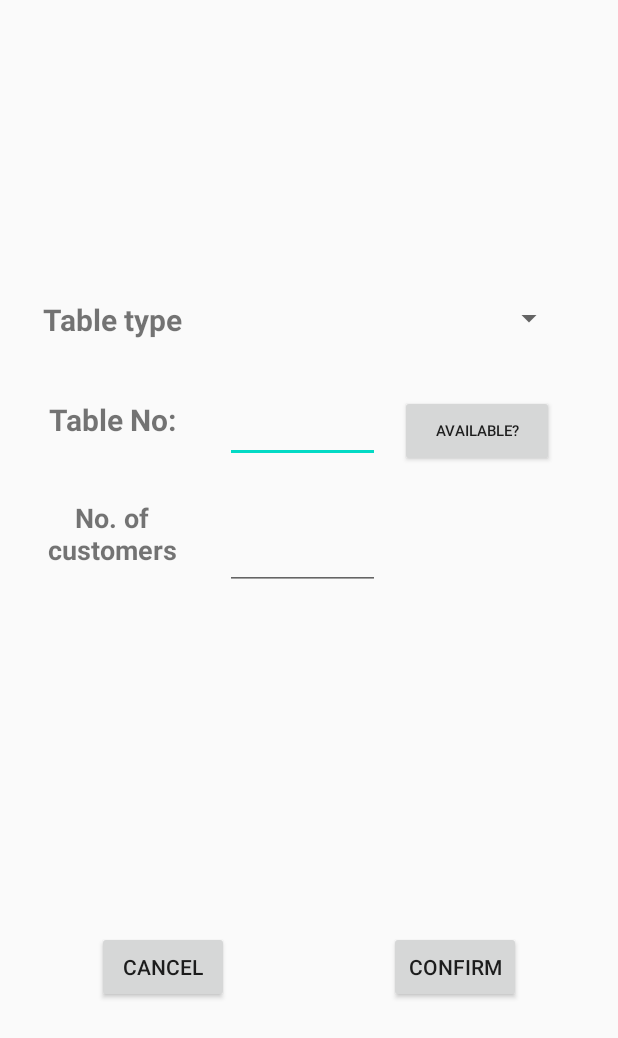
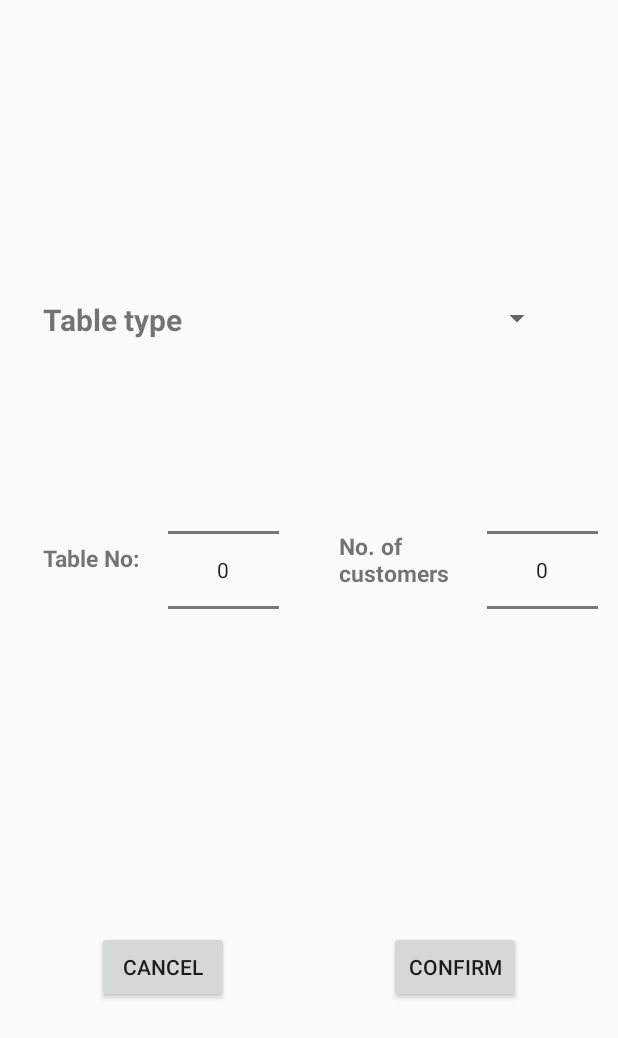
Before and after one commit to Harshal624/GuruprasadHotelApp, an Android app: the layout activity_add_customer.xml on its own in the app's theme, with its tools: preview values and no code run, on a phone screen of 412 x 824 dp. Shown: the top 1038 px of the screen. Run offline under Robolectric (Android 15) with nearby library versions, the phone set to English and light mode, and no system bars.

```diff
--- a/app/build.gradle
+++ b/app/build.gradle
@@ -1,4 +1,5 @@
 apply plugin: 'com.android.application'
+apply plugin: 'com.google.gms.google-services'
 
 android {
     compileSdkVersion 30
@@ -28,6 +29,7 @@ dependencies {
 
     implementation 'androidx.appcompat:appcompat:1.2.0'
     implementation 'androidx.constraintlayout:constraintlayout:1.1.3'
+    implementation 'com.firebaseui:firebase-ui-firestore:6.3.0'
     testImplementation 'junit:junit:4.12'
     androidTestImplementation 'androidx.test.ext:junit:1.1.1'
     androidTestImplementation 'androidx.test.espresso:espresso-core:3.2.0'
--- a/app/src/main/res/layout/activity_add_customer.xml
+++ b/app/src/main/res/layout/activity_add_customer.xml
@@ -11,7 +11,7 @@
         android:id="@+id/table_type"
         android:layout_width="0dp"
         android:layout_height="wrap_content"
-        android:layout_marginStart="@dimen/_10sdp"
+        android:layout_marginStart="@dimen/_4sdp"
         app:layout_constraintBottom_toBottomOf="parent"
         app:layout_constraintStart_toEndOf="@+id/textView4"
         app:layout_constraintTop_toTopOf="parent"
@@ -38,76 +38,59 @@
     <TextView
         android:id="@+id/textView6"
         android:layout_width="0dp"
-        app:layout_constraintWidth_default="percent"
-        app:layout_constraintWidth_percent="0.30"
         android:layout_height="wrap_content"
-        android:layout_marginTop="@dimen/_30sdp"
         android:gravity="center"
-        android:textSize="20sp"
+        android:text="Table No:"
+        android:textSize="15sp"
         android:textStyle="bold"
         android:layout_marginStart="@dimen/_10sdp"
-        android:text="Table No:"
+        app:layout_constraintVertical_bias="0.45"
+        app:layout_constraintBottom_toBottomOf="parent"
         app:layout_constraintStart_toStartOf="parent"
-        app:layout_constraintTop_toBottomOf="@+id/textView4" />
+        app:layout_constraintTop_toTopOf="parent"
+        app:layout_constraintWidth_default="percent"
+        app:layout_constraintWidth_percent="0.23" />
 
-    <EditText
+
+    <NumberPicker
         android:id="@+id/table_no"
         android:layout_width="0dp"
-        app:layout_constraintWidth_default="percent"
-        app:layout_constraintWidth_percent="0.25"
-        android:layout_marginStart="@dimen/_10sdp"
-        android:layout_height="wrap_content"
-        android:ems="10"
-        android:maxLines="1"
-        android:maxLength="2"
-        android:layout_marginTop="@dimen/_30sdp"
-        android:inputType="number"
-        app:layout_constraintStart_toEndOf="@+id/textView6"
-        app:layout_constraintTop_toBottomOf="@+id/table_type" />
-
-    <Button
-        android:id="@+id/isavailable"
-        android:layout_width="0dp"
-        app:layout_constraintWidth_percent="0.25"
+        app:layout_constraintWidth_percent="0.18"
         app:layout_constraintWidth_default="percent"
         android:layout_height="wrap_content"
-        android:text="Available?"
-        android:textStyle="normal"
-        android:textSize="10sp"
-        android:layout_marginTop="@dimen/_30sdp"
-        android:layout_marginStart="@dimen/_10sdp"
-        app:layout_constraintStart_toEndOf="@+id/table_no"
-        app:layout_constraintTop_toBottomOf="@+id/table_type" />
+        android:layout_marginStart="@dimen/_3sdp"
+        app:layout_constraintBottom_toBottomOf="parent"
+        app:layout_constraintStart_toEndOf="@+id/textView6"
+        app:layout_constraintTop_toTopOf="parent"
+        app:layout_constraintVertical_bias="0.45" />
 
     <TextView
         android:id="@+id/textView7"
         android:layout_width="0dp"
+        android:layout_height="wrap_content"
+        android:gravity="start"
+        android:text="No. of customers"
+        android:textSize="15sp"
+        android:textStyle="bold"
+        android:layout_marginEnd="@dimen/_3sdp"
+        app:layout_constraintBottom_toBottomOf="parent"
+        app:layout_constraintEnd_toStartOf="@+id/noofcustomer"
+        app:layout_constraintTop_toTopOf="parent"
+        app:layout_constraintVertical_bias="0.45"
         app:layout_constraintWidth_default="percent"
-        app:layout_constraintWidth_percent="0.30"
-        android:layout_height="wrap_content"
-        android:text="No. of customers"
-        android:textSize="18sp"
-        android:gravity="center"
-        android:textStyle="bold"
-        android:layout_marginTop="@dimen/_30sdp"
-        android:layout_marginStart="@dimen/_10sdp"
-        app:layout_constraintStart_toStartOf="parent"
-        app:layout_constraintTop_toBottomOf="@+id/textView6" />
+        app:layout_constraintWidth_percent="0.23" />
 
-    <EditText
+    <NumberPicker
         android:id="@+id/noofcustomer"
         android:layout_width="0dp"
+        android:layout_height="wrap_content"
+        app:layout_constraintBottom_toBottomOf="parent"
+        app:layout_constraintEnd_toEndOf="parent"
+        app:layout_constraintTop_toTopOf="parent"
+        android:layout_marginEnd="@dimen/_10sdp"
+        app:layout_constraintVertical_bias="0.45"
         app:layout_constraintWidth_default="percent"
-        app:layout_constraintWidth_percent="0.25"
-        android:layout_height="wrap_content"
-        android:ems="10"
-        android:maxLines="1"
-        android:maxLength="2"
-        android:inputType="number"
-        android:layout_marginTop="@dimen/_30sdp"
-        android:layout_marginStart="@dimen/_10sdp"
-        app:layout_constraintStart_toEndOf="@+id/textView7"
-        app:layout_constraintTop_toBottomOf="@+id/table_no" />
+        app:layout_constraintWidth_percent="0.18" />
 
     <Button
         android:id="@+id/cancelcust"
--- a/build.gradle
+++ b/build.gradle
@@ -9,6 +9,7 @@ buildscript {
     }
     dependencies {
         classpath 'com.android.tools.build:gradle:3.6.3'
+        classpath 'com.google.gms:google-services:4.2.0'
 
 
         // NOTE: Do not place your application dependencies here; they belong
```
Also changed, not shown: app/src/main/java/ace/infosolutions/guruprasadhotelapp/Captain/AddCustomer.java (+129 -0 lines), app/src/main/java/ace/infosolutions/guruprasadhotelapp/Captain/Captain.java (+36 -24 lines), app/src/main/java/ace/infosolutions/guruprasadhotelapp/Captain/CustomerAdapter.java (deleted, +0 -53 lines), app/src/main/java/ace/infosolutions/guruprasadhotelapp/Captain/CustomerFirestoreAdapter.java (added, +50 -0 lines), app/src/main/java/ace/infosolutions/guruprasadhotelapp/Captain/CustomerInfo.java (added, +49 -0 lines), app/src/main/java/ace/infosolutions/guruprasadhotelapp/Captain/customerclass.java (+11 -3 lines), app/src/main/res/layout/customerlistitem.xml (+37 -14 lines).
